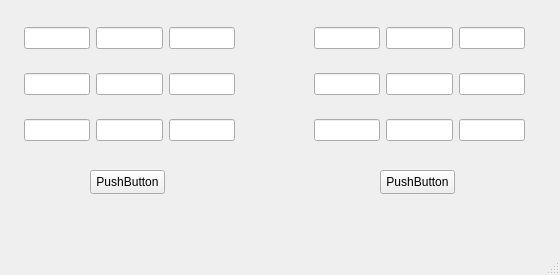
First picture: the form in mainwindow.ui, repository Lunatic2339/calculator, before the edit.
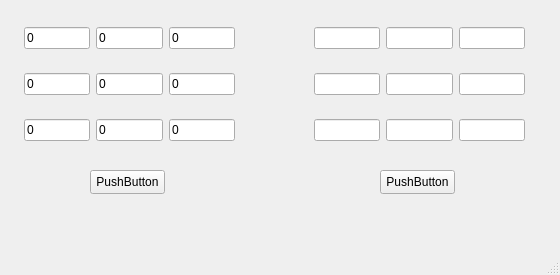
Second picture: the form after the edit.

Diff of the .ui file:
```diff
--- a/mainwindow.ui
+++ b/mainwindow.ui
@@ -40,63 +40,63 @@
      <item row="0" column="0">
       <widget class="QLineEdit" name="inputBox1">
        <property name="text">
-        <string/>
+        <string>0</string>
        </property>
       </widget>
      </item>
      <item row="2" column="1">
       <widget class="QLineEdit" name="inputBox8">
        <property name="text">
-        <string/>
+        <string>0</string>
        </property>
       </widget>
      </item>
      <item row="0" column="1">
       <widget class="QLineEdit" name="inputBox2">
        <property name="text">
-        <string/>
+        <string>0</string>
        </property>
       </widget>
      </item>
      <item row="1" column="1">
       <widget class="QLineEdit" name="inputBox5">
        <property name="text">
-        <string/>
+        <string>0</string>
        </property>
       </widget>
      </item>
      <item row="2" column="0">
       <widget class="QLineEdit" name="inputBox7">
        <property name="text">
-        <string/>
+        <string>0</string>
        </property>
       </widget>
      </item>
      <item row="1" column="0">
       <widget class="QLineEdit" name="inputBox4">
        <property name="text">
-        <string/>
+        <string>0</string>
        </property>
       </widget>
      </item>
      <item row="1" column="2">
       <widget class="QLineEdit" name="inputBox6">
        <property name="text">
-        <string/>
+        <string>0</string>
        </property>
       </widget>
      </item>
      <item row="0" column="2">
       <widget class="QLineEdit" name="inputBox3">
        <property name="text">
-        <string/>
+        <string>0</string>
        </property>
       </widget>
      </item>
      <item row="2" column="2">
       <widget class="QLineEdit" name="inputBox9">
        <property name="text">
-        <string/>
+        <string>0</string>
        </property>
       </widget>
      </item>
```
